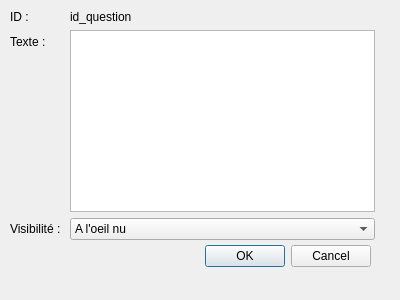
Above: app_pc/ProjetCo_AppPC/modifquestionwindow.ui from AnceretMatthieu/bebete before the change. Below: the same form after it.
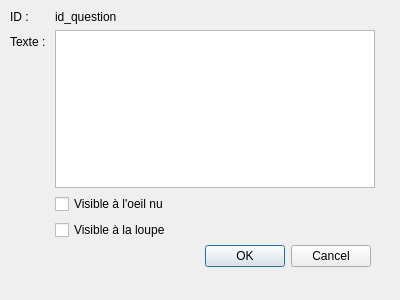
That is the form after the change.

What changed in the file:
```diff
--- a/app_pc/ProjetCo_AppPC/modifquestionwindow.ui
+++ b/app_pc/ProjetCo_AppPC/modifquestionwindow.ui
@@ -39,6 +39,9 @@
     </rect>
    </property>
    <layout class="QFormLayout" name="formLayout">
+    <property name="fieldGrowthPolicy">
+     <enum>QFormLayout::AllNonFixedFieldsGrow</enum>
+    </property>
     <item row="0" column="0">
      <widget class="QLabel" name="label">
       <property name="text">
@@ -63,36 +66,18 @@
     <item row="1" column="1">
      <widget class="QTextEdit" name="textEdit"/>
     </item>
-    <item row="2" column="0">
-     <widget class="QLabel" name="label_4">
-      <property name="text">
-       <string>Visibilité : </string>
-      </property>
-     </widget>
-    </item>
     <item row="2" column="1">
-     <widget class="QComboBox" name="comboBox">
-      <property name="sizePolicy">
-       <sizepolicy hsizetype="Preferred" vsizetype="Fixed">
-        <horstretch>0</horstretch>
-        <verstretch>0</verstretch>
-       </sizepolicy>
+     <widget class="QCheckBox" name="checkBox_visibleOeil">
+      <property name="text">
+       <string>Visible à l'oeil nu</string>
       </property>
-      <item>
-       <property name="text">
-        <string>A l'oeil nu</string>
-       </property>
-      </item>
-      <item>
-       <property name="text">
-        <string>A la loupe</string>
-       </property>
-      </item>
-      <item>
-       <property name="text">
-        <string>Les deux</string>
-       </property>
-      </item>
+     </widget>
+    </item>
+    <item row="3" column="1">
+     <widget class="QCheckBox" name="checkBox_visibleLoupe">
+      <property name="text">
+       <string>Visible à la loupe</string>
+      </property>
      </widget>
     </item>
    </layout>
```
Left out of the diff: 2 changed lines with no effect on the pictures.
